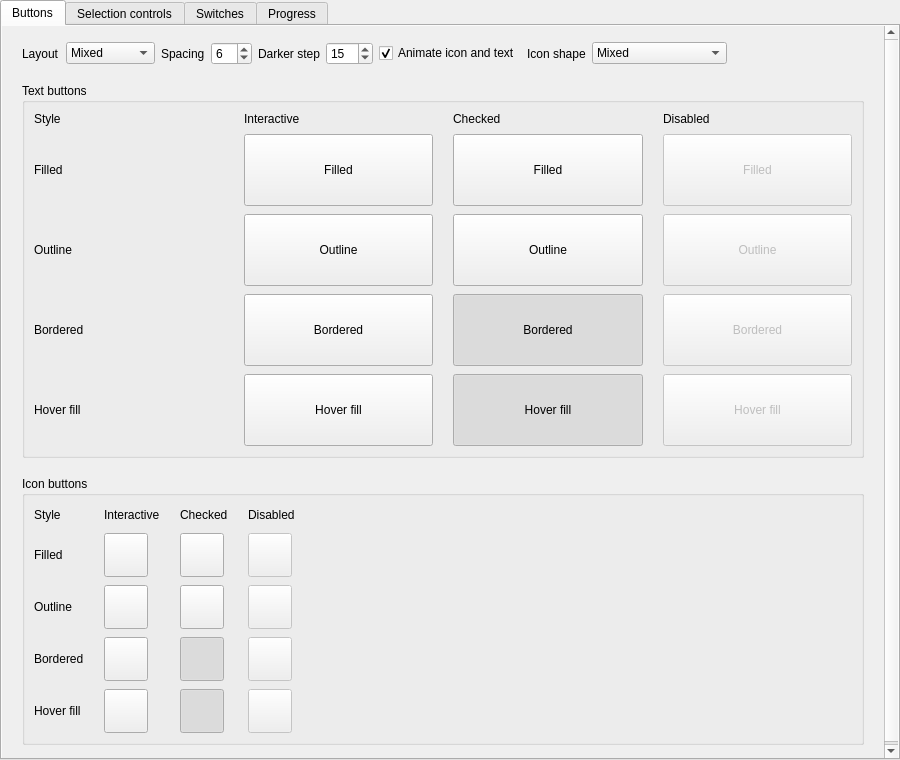
The window that examples/gallery.ui (daonvshu/qt-animated-widgets) describes before a commit, drawn with Qt 5.
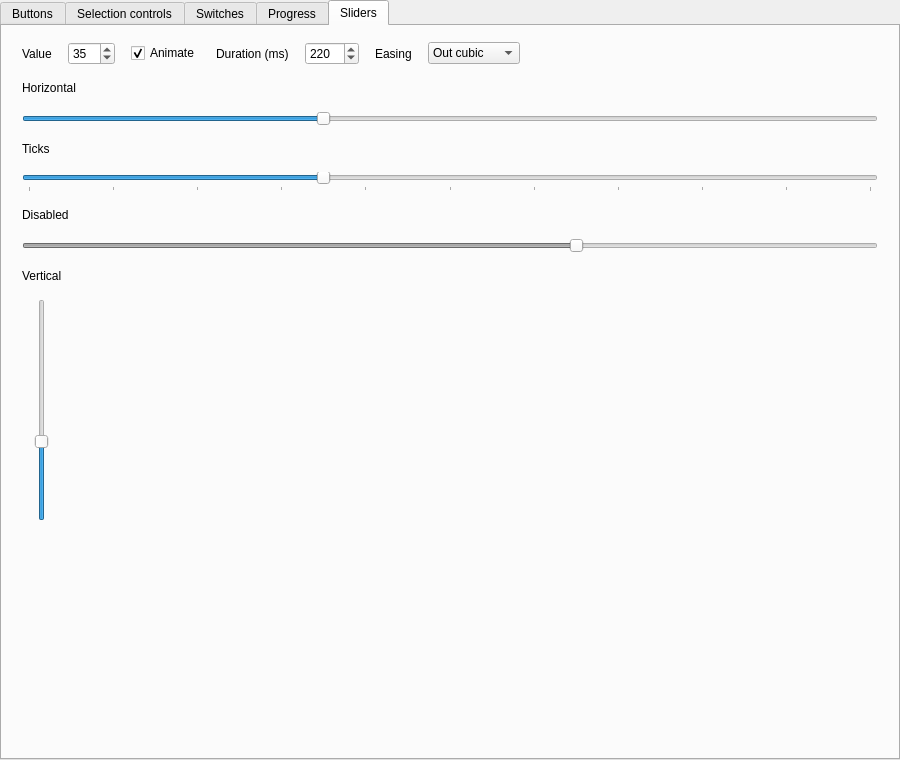
The same window after the commit. The open tabs and pages were chosen to show the change. Custom widgets are drawn as their Qt base class.

Commit message: feat: add animated slider

```diff
--- a/examples/gallery.ui
+++ b/examples/gallery.ui
@@ -203,6 +203,35 @@
        <item><spacer name="progressContentSpacer"><property name="orientation"><enum>Qt::Vertical</enum></property><property name="sizeHint" stdset="0"><size><width>20</width><height>40</height></size></property></spacer></item>
       </layout>
      </widget>
+     <widget class="QWidget" name="slidersPage">
+      <attribute name="title"><string>Sliders</string></attribute>
+      <layout class="QVBoxLayout" name="slidersPageLayout">
+       <property name="spacing"><number>16</number></property>
+       <property name="leftMargin"><number>20</number></property>
+       <property name="topMargin"><number>16</number></property>
+       <property name="rightMargin"><number>20</number></property>
+       <property name="bottomMargin"><number>16</number></property>
+       <item><layout class="QHBoxLayout" name="sliderSettingsLayout">
+        <item><widget class="QLabel" name="sliderTargetLabel"><property name="text"><string>Value</string></property></widget></item>
+        <item><widget class="QSpinBox" name="sliderTargetSpin"><property name="maximum"><number>100</number></property><property name="value"><number>35</number></property></widget></item>
+        <item><widget class="QCheckBox" name="sliderAnimationCheck"><property name="text"><string>Animate</string></property><property name="checked"><bool>true</bool></property></widget></item>
+        <item><widget class="QLabel" name="sliderDurationLabel"><property name="text"><string>Duration (ms)</string></property></widget></item>
+        <item><widget class="QSpinBox" name="sliderDurationSpin"><property name="maximum"><number>2000</number></property><property name="singleStep"><number>25</number></property><property name="value"><number>220</number></property></widget></item>
+        <item><widget class="QLabel" name="sliderCurveLabel"><property name="text"><string>Easing</string></property></widget></item>
+        <item><widget class="QComboBox" name="sliderCurveCombo"><item><property name="text"><string>Out cubic</string></property></item><item><property name="text"><string>Linear</string></property></item><item><property name="text"><string>In-out cubic</string></property></item><item><property name="text"><string>Out quart</string></property></item></widget></item>
+        <item><spacer name="sliderSettingsSpacer"><property name="orientation"><enum>Qt::Horizontal</enum></property><property name="sizeHint" stdset="0"><size><width>40</width><height>20</height></size></property></spacer></item>
+       </layout></item>
+       <item><widget class="QLabel" name="sliderHorizontalLabel"><property name="text"><string>Horizontal</string></property></widget></item>
+       <item><widget class="Slider" name="sliderHorizontal"><property name="orientation"><enum>Qt::Horizontal</enum></property><property name="maximum"><number>100</number></property><property name="value"><number>35</number></property></widget></item>
+       <item><widget class="QLabel" name="sliderTicksLabel"><property name="text"><string>Ticks</string></property></widget></item>
+       <item><widget class="Slider" name="sliderTicks"><property name="orientation"><enum>Qt::Horizontal</enum></property><property name="maximum"><number>100</number></property><property name="value"><number>35</number></property><property name="tickPosition"><enum>QSlider::TicksBelow</enum></property><property name="tickInterval"><number>10</number></property></widget></item>
+       <item><widget class="QLabel" name="sliderDisabledLabel"><property name="text"><string>Disabled</string></property></widget></item>
+       <item><widget class="Slider" name="sliderDisabled"><property name="orientation"><enum>Qt::Horizontal</enum></property><property name="maximum"><number>100</number></property><property name="value"><number>65</number></property><property name="enabled"><bool>false</bool></property></widget></item>
+       <item><widget class="QLabel" name="sliderVerticalLabel"><property name="text"><string>Vertical</string></property></widget></item>
+       <item><layout class="QHBoxLayout" name="sliderVerticalLayout"><item><widget class="Slider" name="sliderVertical"><property name="minimumSize"><size><width>40</width><height>150</height></size></property><property name="maximumSize"><size><width>40</width><height>16777215</height></size></property><property name="orientation"><enum>Qt::Vertical</enum></property><property name="maximum"><number>100</number></property><property name="value"><number>35</number></property></widget></item><item><spacer name="sliderVerticalSpacer"><property name="orientation"><enum>Qt::Horizontal</enum></property><property name="sizeHint" stdset="0"><size><width>40</width><height>20</height></size></property></spacer></item></layout></item>
+       <item><spacer name="slidersContentSpacer"><property name="orientation"><enum>Qt::Vertical</enum></property><property name="sizeHint" stdset="0"><size><width>20</width><height>40</height></size></property></spacer></item>
+      </layout>
+     </widget>
     </widget>
    </item>
   </layout>
@@ -220,6 +249,7 @@
   <customwidget><class>CheckBox</class><extends>QCheckBox</extends><header>animatedwidgets/buttons/checkbox.h</header></customwidget>
   <customwidget><class>Switch</class><extends>QCheckBox</extends><header>animatedwidgets/switches/switch.h</header></customwidget>
   <customwidget><class>ProgressBar</class><extends>QProgressBar</extends><header>animatedwidgets/progressbars/progressbar.h</header></customwidget>
+  <customwidget><class>Slider</class><extends>QSlider</extends><header>animatedwidgets/sliders/slider.h</header></customwidget>
  </customwidgets>
  <resources>
   <include location="resources/gallery.qrc"/>
```
The commit also changes 9 other files.
